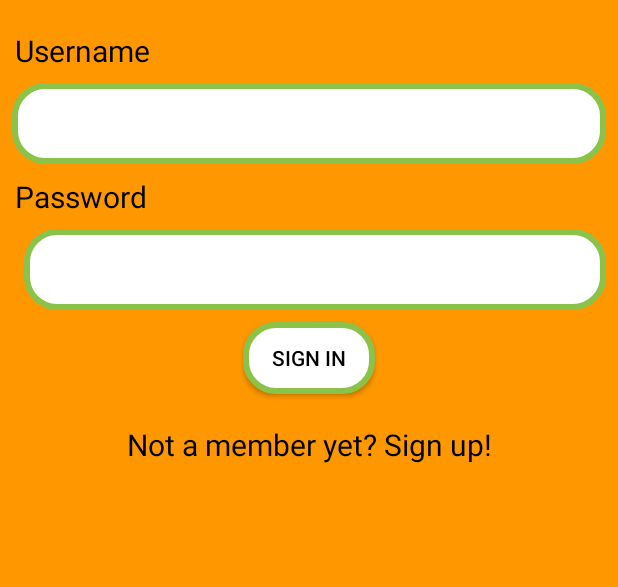
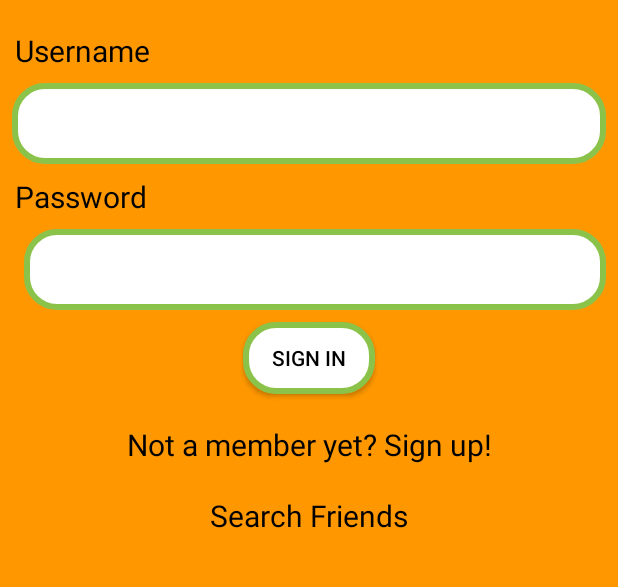
Before and after one commit to itsmeabhi/SlamBook, an Android app: the screen it shows after launch (UserLoginActivity), on a phone screen of 412 x 824 dp, the part 494-1081 px from its top. Run offline under Robolectric (Android 15) with nearby library versions, the phone set to English and light mode, and no system bars; 1 statement that could not run was skipped.

Commit message:
error commit

```diff
--- a/app/src/main/java/com/gmonetix/slambook/SearchFriendsActivity.java
+++ b/app/src/main/java/com/gmonetix/slambook/SearchFriendsActivity.java
@@ -30,6 +30,7 @@ import org.json.JSONArray;
 import org.json.JSONException;
 import org.json.JSONObject;
 
+import java.util.ArrayList;
 import java.util.HashMap;
 import java.util.List;
 import java.util.Map;
@@ -63,10 +64,12 @@ public class SearchFriendsActivity extends AppCompatActivity {
 
         Name = (EditText) findViewById(R.id.name_search);
         Search = (Button) findViewById(R.id.btn_search);
+        searchedFriends = new ArrayList<>();
 
         Search.setOnClickListener(new View.OnClickListener() {
             @Override
             public void onClick(View v) {
+
                 name = Name.getText().toString().trim();
 
                 RequestQueue requestQueue = Volley.newRequestQueue(getApplicationContext());
@@ -76,12 +79,12 @@ public class SearchFriendsActivity extends AppCompatActivity {
                             public void onResponse(String s) {
                                 try {
                                     //Gson gson = new Gson();
-                                    SearchFriendsModel model = new SearchFriendsModel();
+                                    Toast.makeText(getApplicationContext(),s,Toast.LENGTH_LONG).show();
                                     JSONArray jsonArray = new JSONArray(s);
                                     for(int i=0;i<jsonArray.length();i++)
                                     {
                                         JSONObject jsonObject = jsonArray.getJSONObject(i);
-
+                                        SearchFriendsModel model = new SearchFriendsModel();
                                         model.setCode(jsonObject.getString("code"));
                                         model.setName(jsonObject.getString("name"));
                                         model.setEmail(jsonObject.getString("email"));
--- a/app/src/main/java/com/gmonetix/slambook/helper/SearchAdpater.java
+++ b/app/src/main/java/com/gmonetix/slambook/helper/SearchAdpater.java
@@ -3,6 +3,7 @@ package com.gmonetix.slambook.helper;
 import android.app.Activity;
 import android.content.Context;
 import android.graphics.Bitmap;
+import android.util.Log;
 import android.view.LayoutInflater;
 import android.view.View;
 import android.view.ViewGroup;
@@ -70,6 +71,7 @@ public class SearchAdpater extends BaseAdapter{
         holder.Description.setText(searchedFriends.get(position).getDescription());
 
         final ViewHolder finalHolder = holder;
+        Log.d("image url",searchedFriends.get(position).getImageUrl());
         ImageLoader.getInstance().displayImage(searchedFriends.get(position).getImageUrl(), holder.profilePic, new ImageLoadingListener() {
             @Override
             public void onLoadingStarted(String s, View view) {
@@ -78,6 +80,8 @@ public class SearchAdpater extends BaseAdapter{
 
             @Override
             public void onLoadingFailed(String s, View view, FailReason failReason) {
+                finalHolder.profilePic.setImageResource(R.drawable.profile);
+                finalHolder.progressBar.setVisibility(View.GONE);
 
             }
 
--- a/app/src/main/java/com/gmonetix/slambook/user_login/UserLoginActivity.java
+++ b/app/src/main/java/com/gmonetix/slambook/user_login/UserLoginActivity.java
@@ -16,6 +16,7 @@ import com.android.volley.VolleyError;
 import com.android.volley.toolbox.StringRequest;
 import com.android.volley.toolbox.Volley;
 import com.gmonetix.slambook.R;
+import com.gmonetix.slambook.SearchFriendsActivity;
 import com.gmonetix.slambook.helper.Const;
 import com.gmonetix.slambook.helper.Font;
 import com.gmonetix.slambook.user_registration.UserRegistrationActivity;
@@ -33,7 +34,7 @@ public class UserLoginActivity extends AppCompatActivity {
     Button signIn;
     private TextView toolBarTextView;
     private Font font;
-    private TextView signUp;
+    private TextView signUp, Search;
 
 
     @Override
@@ -51,6 +52,13 @@ public class UserLoginActivity extends AppCompatActivity {
             public void onClick(View v) {
                 startActivity(new Intent(UserLoginActivity.this, UserRegistrationActivity.class));
                 finish();
+            }
+        });
+
+        Search.setOnClickListener(new View.OnClickListener() {
+            @Override
+            public void onClick(View v) {
+                startActivity(new Intent(UserLoginActivity.this, SearchFriendsActivity.class));
             }
         });
 
@@ -103,6 +111,7 @@ public class UserLoginActivity extends AppCompatActivity {
         loginPassword = (EditText) findViewById(R.id.password_login);
         loginUserName = (EditText) findViewById(R.id.username_login);
         signUp = (TextView) findViewById(R.id.register_from_login_screen);
+        Search = (TextView) findViewById(R.id.search_friends_tv);
         font = new Font();
 
     }
--- a/app/src/main/res/layout/activity_user_login.xml
+++ b/app/src/main/res/layout/activity_user_login.xml
@@ -84,16 +84,33 @@
         android:layout_below="@+id/password_login"
         android:layout_centerHorizontal="true"
         android:id="@+id/signin" />
-
+    <ScrollView
+        android:layout_below="@+id/signin"
+        android:layout_width="wrap_content"
+        android:layout_height="wrap_content">
+        <RelativeLayout
+            android:layout_width="wrap_content"
+            android:layout_height="wrap_content">
             <TextView
                 android:gravity="center"
                 android:id="@+id/register_from_login_screen"
                 android:layout_margin="20dp"
-        android:layout_below="@+id/signin"
                 android:textColor="#000000"
                 android:text="Not a member yet? Sign up!"
                 android:textSize="20sp"
                 android:layout_width="match_parent"
                 android:layout_height="wrap_content" />
 
+            <TextView
+                android:id="@+id/search_friends_tv"
+                android:gravity="center"
+                android:textSize="20sp"
+                android:textColor="#000000"
+                android:text="Search Friends"
+                android:layout_below="@+id/register_from_login_screen"
+                android:layout_width="match_parent"
+                android:layout_height="wrap_content" />
         </RelativeLayout>
+    </ScrollView>
+
+</RelativeLayout>
```
Lines whose indentation alone changed are shown as unchanged.
